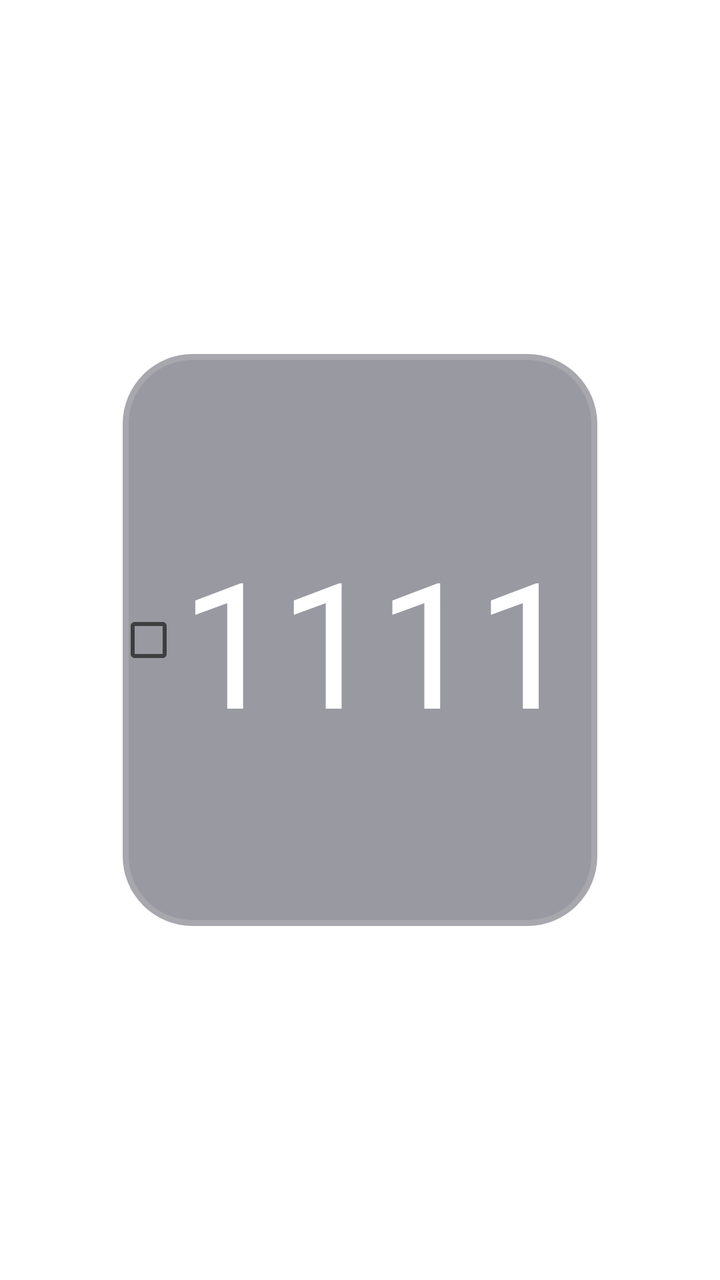
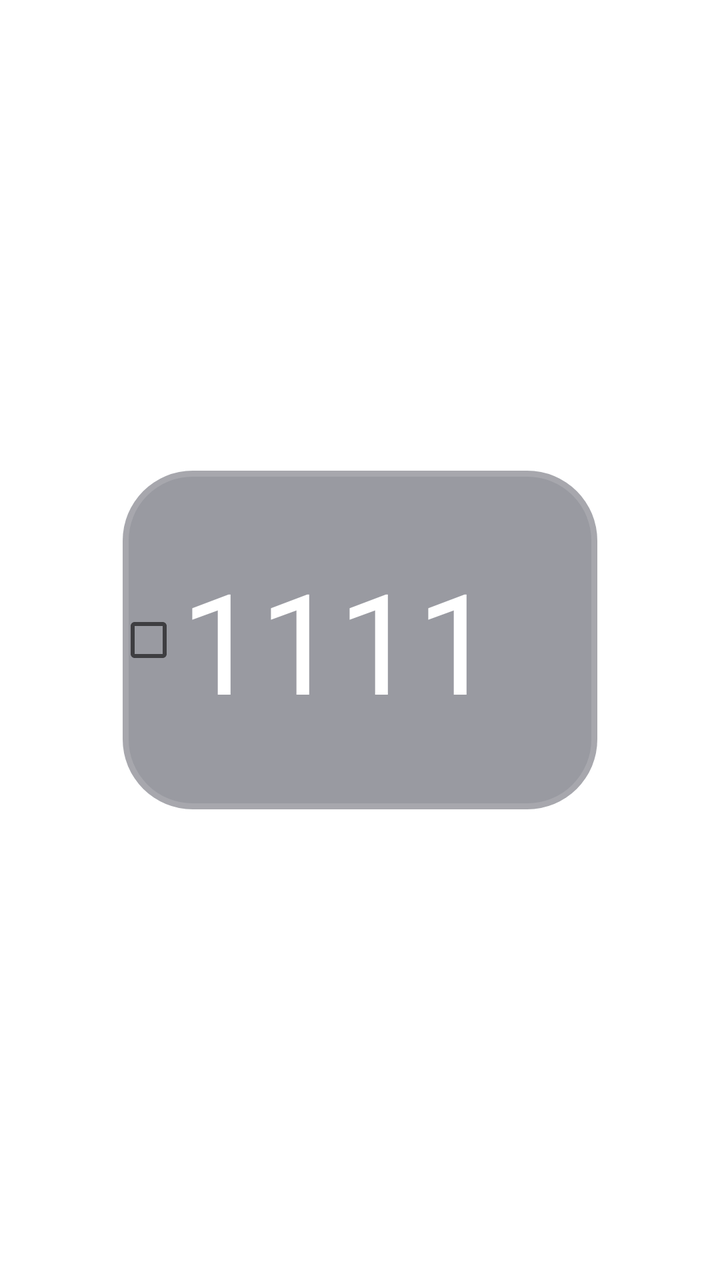

Two renders of the same Android screen: before a commit and after it. Below are the layout's source before the change and the commit's diff.
<!-- AndroidManifest.xml: application theme AppTheme.NoActionBar -->
<!-- res/layout/item_dialog_checkbox_search.xml -->
<?xml version="1.0" encoding="utf-8"?>
<FrameLayout xmlns:android="http://schemas.android.com/apk/res/android"
    android:layout_width="match_parent"
    android:layout_height="wrap_content">

    <LinearLayout
        android:layout_gravity="center"
        android:paddingTop="@dimen/vs_5"
        android:paddingBottom="@dimen/vs_5"
        android:paddingLeft="@dimen/vs_10"
        android:paddingRight="@dimen/vs_10"
        android:layout_width="match_parent"
        android:layout_height="wrap_content">
        <CheckBox
            android:id="@+id/oneSearchSource"
            android:layout_width="match_parent"
            android:layout_height="wrap_content"
            android:minHeight="@dimen/vs_50"
            android:background="@drawable/button_danmu_setting"
            android:clickable="true"
            android:focusable="true"
            android:textColor="@color/dialog_text_primary"
            android:textSize="@dimen/ts_22"
            android:text="1111"/>
    </LinearLayout>
</FrameLayout>
<!-- resources referenced by this layout -->
<resources>
  <color name="dialog_text_primary">#FFFFFFFF</color>
  <dimen name="ts_22">15mm</dimen>
  <dimen name="vs_10">10mm</dimen>
  <dimen name="vs_5">5mm</dimen>
  <dimen name="vs_50">50mm</dimen>
  <!-- drawable button_danmu_setting (drawable) -->
  <?xml version="1.0" encoding="utf-8"?>
  <selector xmlns:android="http://schemas.android.com/apk/res/android">
      <item android:state_focused="true">
          <shape>
              <corners android:radius="@dimen/vs_6" />
              <solid android:color="@color/dialog_control_bg_focused" />
              <stroke
                  android:width="@dimen/vs_1"
                  android:color="@color/dialog_control_stroke_focused" />
          </shape>
      </item>
      <item>
          <shape>
              <corners android:radius="@dimen/vs_6" />
              <solid android:color="@color/dialog_control_bg" />
              <stroke
                  android:width="@dimen/vs_1"
                  android:color="@color/dialog_control_stroke" />
          </shape>
      </item>
  </selector>
  <style name="AppTheme.NoActionBar" parent="AppTheme">
          <item name="android:windowActionBar">false</item>
          <item name="android:windowNoTitle">true</item>
          <item name="windowActionBar">false</item>
          <item name="android:windowFullscreen">false</item>//手机版：默认保留状态栏，全屏页面运行时再隐藏
          <item name="android:windowContentOverlay">@null</item>//是否有遮盖
          <item name="windowNoTitle">true</item>
          <item name="android:keepScreenOn">true</item>
          
          <item name="android:windowBackground">@android:color/transparent</item>
          
          <item name="android:statusBarColor">@android:color/transparent</item>
          <item name="android:windowDrawsSystemBarBackgrounds">true</item>
      </style>
  <dimen name="vs_6">6mm</dimen>
  <color name="dialog_control_bg_focused">#CC1890FF</color>
  <dimen name="vs_1">1mm</dimen>
  <color name="dialog_control_stroke_focused">#CC02F8E1</color>
  <color name="dialog_control_bg">#80353744</color>
  <color name="dialog_control_stroke">#22FFFFFF</color>
  <style name="AppTheme" parent="Theme.AppCompat.Light.DarkActionBar">
          
          <item name="colorPrimary">@color/color_6200EE</item>
          <item name="colorPrimaryDark">@color/color_3700B3</item>
          <item name="colorAccent">@color/color_03DAC5</item>
      </style>
  <color name="color_6200EE">#6200EE</color>
  <color name="color_3700B3">#3700B3</color>
  <color name="color_03DAC5">#03DAC5</color>
</resources>

<!-- the commit's change to res/layout/item_dialog_checkbox_search.xml (unified diff, before → after) -->
@@ -15,12 +15,12 @@
             android:id="@+id/oneSearchSource"
             android:layout_width="match_parent"
             android:layout_height="wrap_content"
-            android:minHeight="@dimen/vs_50"
+            android:minHeight="@dimen/vs_30"
             android:background="@drawable/button_danmu_setting"
             android:clickable="true"
             android:focusable="true"
             android:textColor="@color/dialog_text_primary"
-            android:textSize="@dimen/ts_22"
+            android:textSize="@dimen/ts_14"
             android:text="1111"/>
     </LinearLayout>
 </FrameLayout>
<!-- resource entries referenced after the edit -->
@@ -1,10 +1,10 @@
 <!-- resources referenced by this layout -->
 <resources>
   <color name="dialog_text_primary">#FFFFFFFF</color>
-  <dimen name="ts_22">15mm</dimen>
+  <dimen name="ts_14">12mm</dimen>
   <dimen name="vs_10">10mm</dimen>
+  <dimen name="vs_30">30mm</dimen>
   <dimen name="vs_5">5mm</dimen>
-  <dimen name="vs_50">50mm</dimen>
   <!-- drawable button_danmu_setting (drawable) -->
   <?xml version="1.0" encoding="utf-8"?>
   <selector xmlns:android="http://schemas.android.com/apk/res/android">
